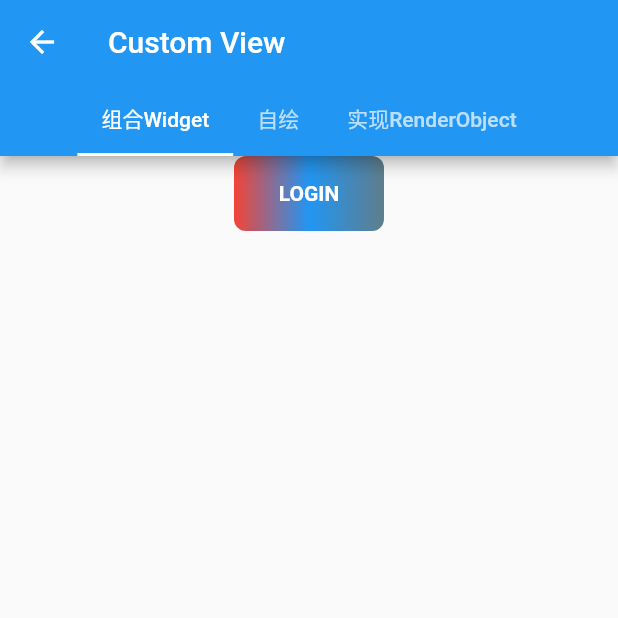
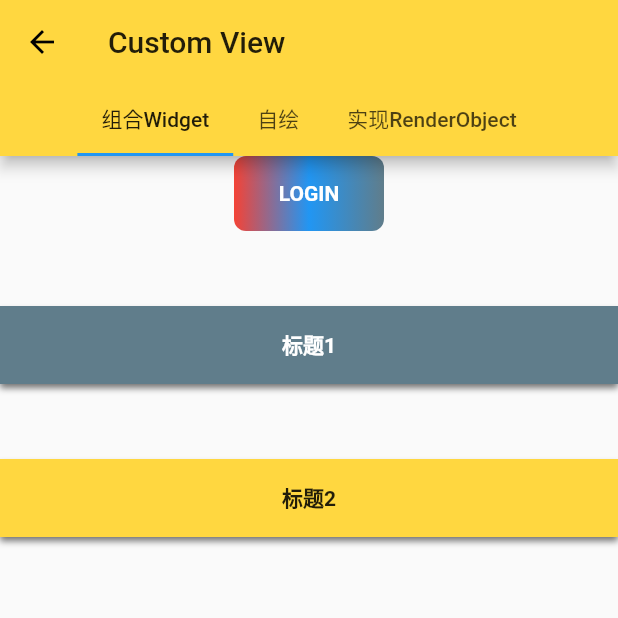
Before and after one commit to chenyongda2018/flutter_start, a Flutter app: the CustomViewPage screen opened by its route, on a phone screen of 412 x 824 dp, the top half of it. Run offline on Flutter 3.47's test engine with Material 2 defaults, Android fonts, the light colour scheme and no system bars; our stand-ins replace chewie, image_picker, video_player; missing offline and left inert: quill_delta, rich_edit, zefyr.

Commit message:
add nav widget

```diff
--- a/lib/main.dart
+++ b/lib/main.dart
@@ -35,8 +35,10 @@ class MyApp extends StatelessWidget {
     return MaterialApp(
       title: 'Flutter Demo',
       theme: ThemeData(
+        primaryColor: Colors.amberAccent,
         primarySwatch: Colors.blue,
         visualDensity: VisualDensity.adaptivePlatformDensity,
+
       ),
       routes: {
         "stateless_widget": (context) => StatelessWidgetPage(),
--- a/lib/page/custom_view_page.dart
+++ b/lib/page/custom_view_page.dart
@@ -1,6 +1,7 @@
 import 'package:flutter/material.dart';
 import 'package:flutter_start/widget/MyButton.dart';
 import 'package:flutter_start/widget/MyPaintWidget.dart';
+import 'package:flutter_start/widget/NavBar.dart';
 
 class CustomViewPage extends StatefulWidget {
   @override
@@ -54,6 +55,20 @@ class _CustomViewPageState extends State<CustomViewPage>
                   },
                   child: Text("LOGIN"),
                 ),
+                SizedBox(
+                  height: 50,
+                ),
+                NavBar(
+                  title: "标题1",
+                  color: Colors.blueGrey,
+                ),
+                SizedBox(
+                  height: 50,
+                ),
+                NavBar(
+                  title: "标题2",
+                  color: Colors.amberAccent,
+                ),
               ],
             ),
           ),
--- a/lib/page/provider_route_page.dart
+++ b/lib/page/provider_route_page.dart
@@ -35,6 +35,7 @@ class _ProviderPageState extends State<ProviderPage> {
                       //给购物车中添加商品，添加后总价会更新
                       ChangeNotifierProvider.of<Cart>(context, listen: true)
                           .addItem(Product(20.0, 1));
+
                     },
                   );
                 }),
--- /dev/null
+++ b/lib/widget/NavBar.dart
@@ -0,0 +1,31 @@
+import 'package:flutter/material.dart';
+
+class NavBar extends StatelessWidget {
+  NavBar({this.title, this.color});
+
+  final String title;
+  final Color color;
+
+  @override
+  Widget build(BuildContext context) {
+    return Container(
+        constraints: BoxConstraints(
+          minWidth: double.infinity,
+          minHeight: 52,
+        ),
+        decoration: BoxDecoration(color: this.color, boxShadow: [
+          BoxShadow(color: Colors.black54, offset: Offset(0, 3), blurRadius: 3),
+        ]),
+        child: Container(
+          alignment: Alignment.center,
+          child: Text(
+            title,
+            style: TextStyle(
+                color: color.computeLuminance() > 0.5
+                    ? Colors.black87
+                    : Colors.white,
+                fontWeight: FontWeight.bold),
+          ),
+        ));
+  }
+}
```
